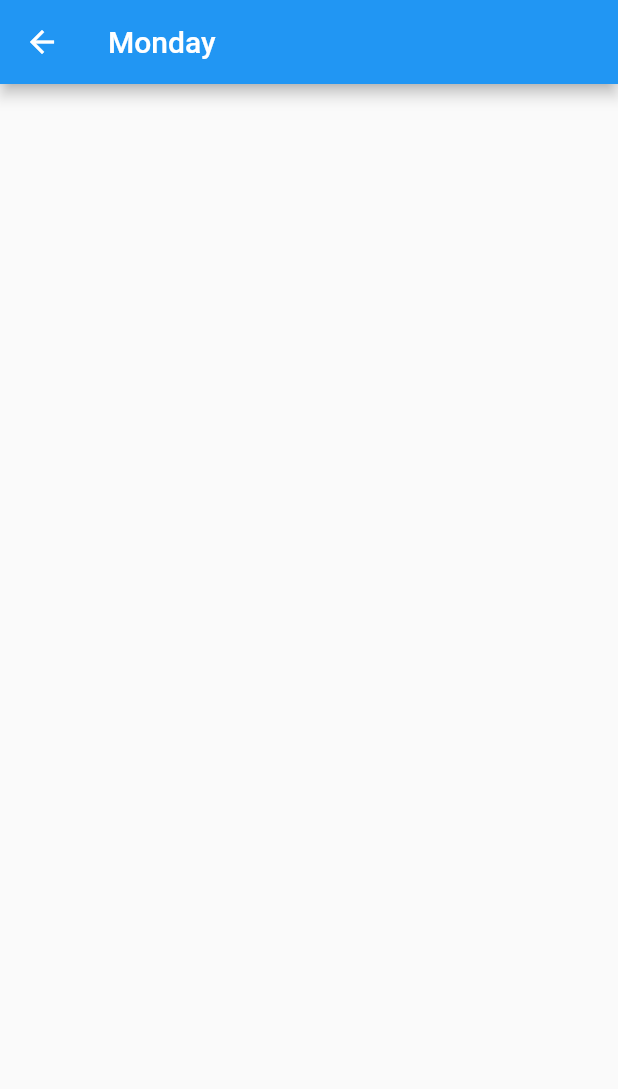
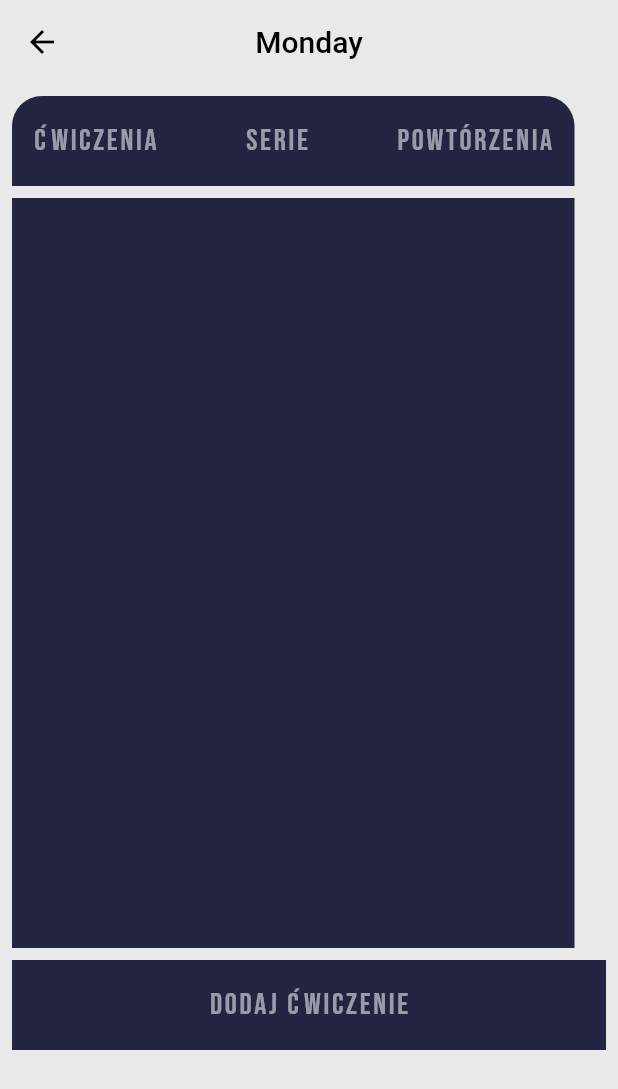
Before and after one commit to jakubzawada/this_is_your_training, a Flutter app: the MondayPageContent screen opened directly, on a phone screen of 412 x 824 dp. Shown: the top 1089 px of the screen. Run offline on Flutter 3.47's test engine with Material 2 defaults, Android fonts, the phone set to English and light mode, and no system bars; our stand-ins replace firebase_auth, firebase_core, google_fonts; accounts and stored records are empty.

Commit message:
Add training hub

```diff
--- a/lib/app/home/views/training days/monday_page_content.dart
+++ b/lib/app/home/views/training days/monday_page_content.dart
@@ -1,4 +1,5 @@
 import 'package:flutter/material.dart';
+import 'package:google_fonts/google_fonts.dart';
 
 class MondayPageContent extends StatelessWidget {
   const MondayPageContent({Key? key}) : super(key: key);
@@ -6,7 +7,107 @@ class MondayPageContent extends StatelessWidget {
   @override
   Widget build(BuildContext context) {
     return Scaffold(
-      appBar: AppBar(title: const Text('Monday')),
+      backgroundColor: const Color(0xFFE9E9E9),
+      extendBodyBehindAppBar: true,
+      appBar: AppBar(
+        iconTheme: const IconThemeData(color: Colors.black),
+        title: const Text(
+          'Monday',
+          style: TextStyle(color: Colors.black),
+        ),
+        centerTitle: true,
+        backgroundColor: Colors.transparent,
+        elevation: 0,
+      ),
+      body: Center(
+        child: ListView(
+          children: [
+            Padding(
+              padding: const EdgeInsets.all(8),
+              child: Row(
+                children: [
+                  Container(
+                    height: 60,
+                    width: 375,
+                    decoration: const BoxDecoration(
+                      color: Color(0xFF232441),
+                      borderRadius: BorderRadius.only(
+                        topRight: Radius.circular(20),
+                        topLeft: Radius.circular(20),
+                      ),
+                    ),
+                    child: Padding(
+                      padding: const EdgeInsets.all(14),
+                      child: Row(
+                        mainAxisAlignment: MainAxisAlignment.spaceBetween,
+                        children: [
+                          Text(
+                            'Ćwiczenia',
+                            style: GoogleFonts.bebasNeue(
+                              fontSize: 20,
+                              color: Colors.white54,
+                              letterSpacing: 1.8,
+                            ),
+                          ),
+                          Text(
+                            'Serie',
+                            style: GoogleFonts.bebasNeue(
+                              fontSize: 20,
+                              color: Colors.white54,
+                              letterSpacing: 1.8,
+                            ),
+                          ),
+                          Text(
+                            'Powtórzenia',
+                            style: GoogleFonts.bebasNeue(
+                              fontSize: 20,
+                              color: Colors.white54,
+                              letterSpacing: 1.8,
+                            ),
+                          ),
+                        ],
+                      ),
+                    ),
+                  ),
+                ],
+              ),
+            ),
+            Padding(
+              padding: const EdgeInsets.only(left: 8.0, right: 8),
+              child: Row(
+                children: [
+                  Container(
+                    height: 500,
+                    width: 375,
+                    color: const Color(0xFF232441),
+                  ),
+                ],
+              ),
+            ),
+            InkWell(
+              child: Padding(
+                padding: const EdgeInsets.all(8.0),
+                child: Container(
+                  height: 60,
+                  width: 100,
+                  color: const Color(0xFF232441),
+                  child: Center(
+                    child: Text(
+                      'Dodaj Ćwiczenie',
+                      style: GoogleFonts.bebasNeue(
+                        fontSize: 20,
+                        color: Colors.white54,
+                        letterSpacing: 1.8,
+                      ),
+                    ),
+                  ),
+                ),
+              ),
+              onTap: () {},
+            ),
+          ],
+        ),
+      ),
     );
   }
 }
--- a/pubspec.yaml
+++ b/pubspec.yaml
@@ -39,6 +39,7 @@ dependencies:
   intl: ^0.17.0
   google_fonts: ^3.0.1
   curved_navigation_bar: ^1.0.3
+  snippet_coder_utils: ^1.0.12
 
 dev_dependencies:
   flutter_test:
```
Also changed, not shown: pubspec.lock.
